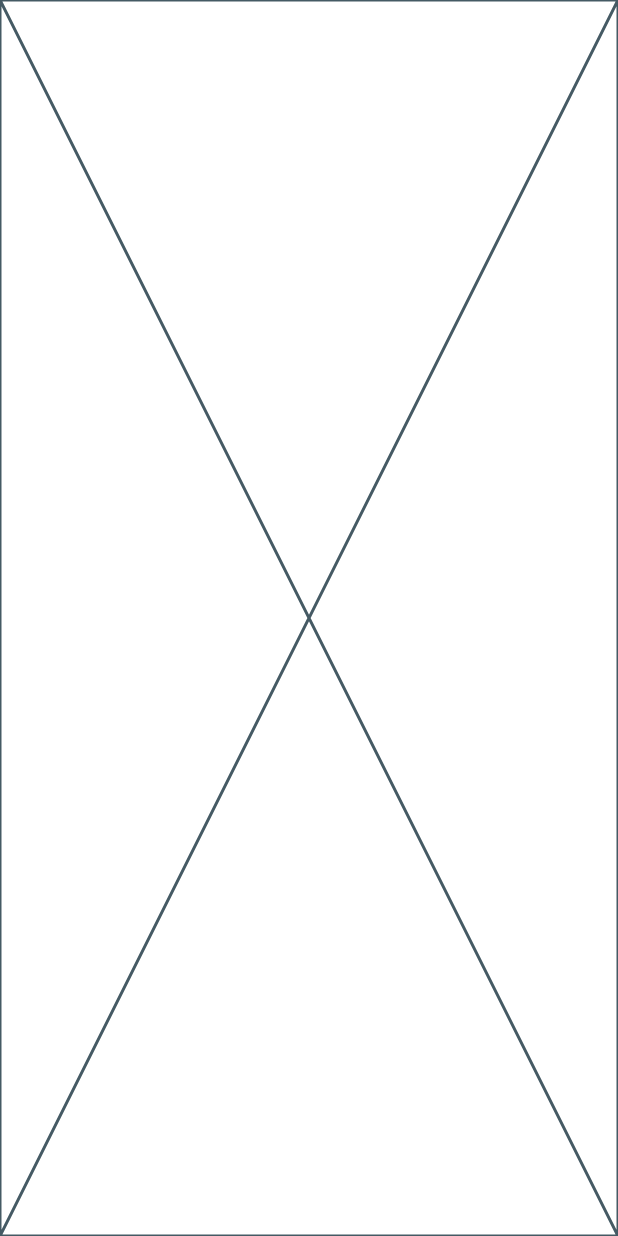
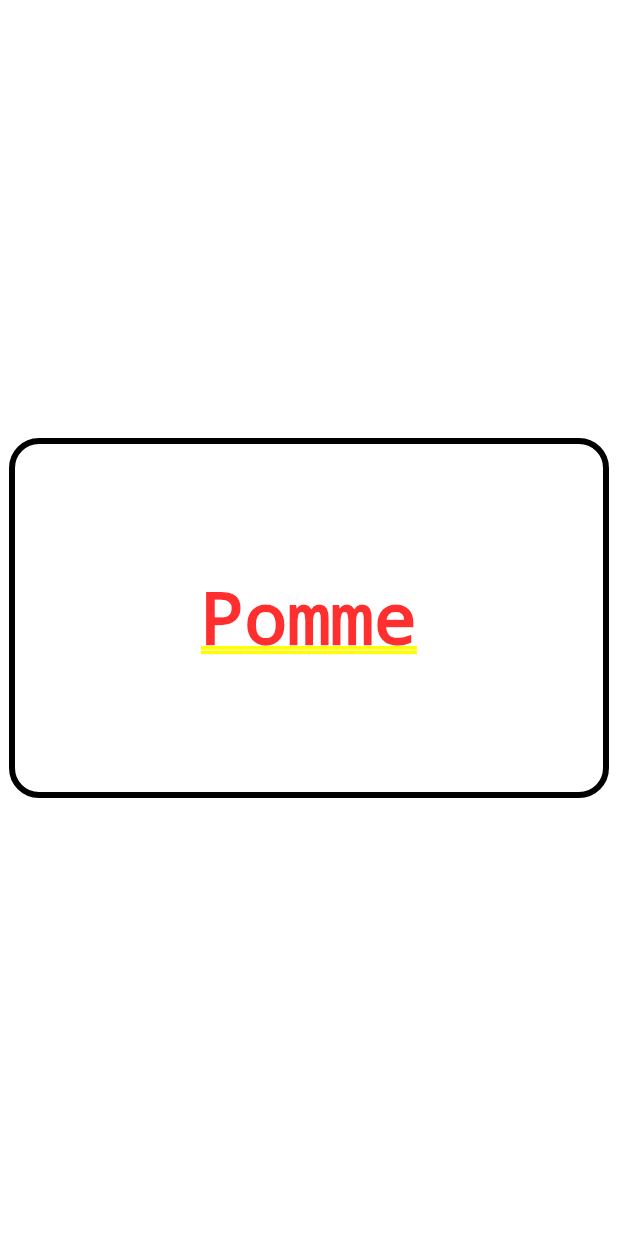
Before and after one commit to RubenLopesDaSilva/voc_app, a Flutter app: the screen it shows after launch, on a phone screen of 412 x 824 dp. Run offline on Flutter 3.47's test engine with Material 3 defaults, Android fonts, the phone set to English and light mode, and no system bars.

Commit message:
Update 13:41 21.11.2025 Word I

```diff
--- a/lib/src/app.dart
+++ b/lib/src/app.dart
@@ -1,4 +1,5 @@
 import 'package:flutter/material.dart';
+import 'package:voc_app/src/features/words/presentation/word_screen.dart';
 
 class MyApp extends StatelessWidget {
   const MyApp({super.key});
@@ -7,11 +8,12 @@ class MyApp extends StatelessWidget {
   @override
   Widget build(BuildContext context) {
     return MaterialApp(
-      title: 'Flutter Demo',
+      debugShowCheckedModeBanner: false,
+      title: 'Vocabulary App',
       theme: ThemeData(
         colorScheme: ColorScheme.fromSeed(seedColor: Colors.deepPurple),
       ),
-      home: const Placeholder(),
+      home: const WordScreen(),
     );
   }
 }
--- /dev/null
+++ b/lib/src/features/words/presentation/widgets/word_card.dart
@@ -0,0 +1,25 @@
+import 'package:flutter/material.dart';
+
+class WordCard extends StatefulWidget {
+  const WordCard({super.key});
+
+  @override
+  State<WordCard> createState() => _WordCardState();
+}
+
+class _WordCardState extends State<WordCard> {
+  bool side = false;
+
+  @override
+  Widget build(BuildContext context) {
+    return Container(
+      width: 400,
+      height: 240,
+      decoration: BoxDecoration(
+        border: Border.all(color: Colors.black, width: 4.0),
+        borderRadius: BorderRadius.circular(20),
+      ),
+      child: Center(child: Text('Pomme')),
+    );
+  }
+}
--- /dev/null
+++ b/lib/src/features/words/presentation/word_screen.dart
@@ -0,0 +1,16 @@
+import 'package:flutter/material.dart';
+import 'package:voc_app/src/features/words/presentation/widgets/word_card.dart';
+
+class WordScreen extends StatefulWidget {
+  const WordScreen({super.key});
+
+  @override
+  State<WordScreen> createState() => _WordScreenState();
+}
+
+class _WordScreenState extends State<WordScreen> {
+  @override
+  Widget build(BuildContext context) {
+    return Center(child: WordCard());
+  }
+}
```
